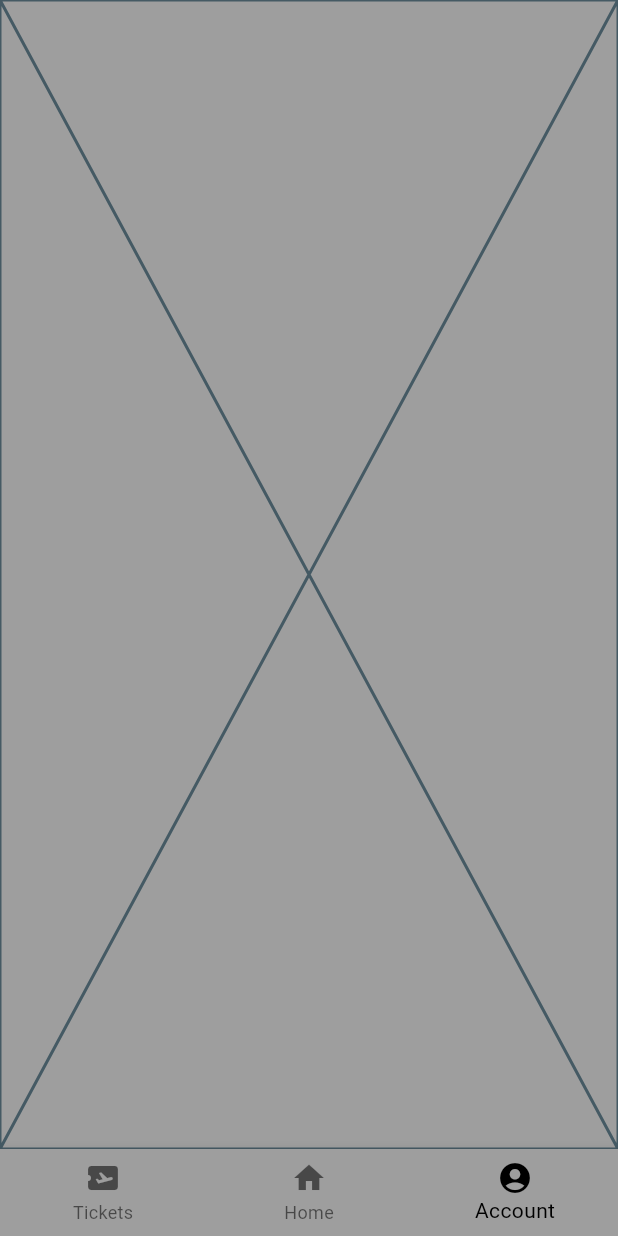
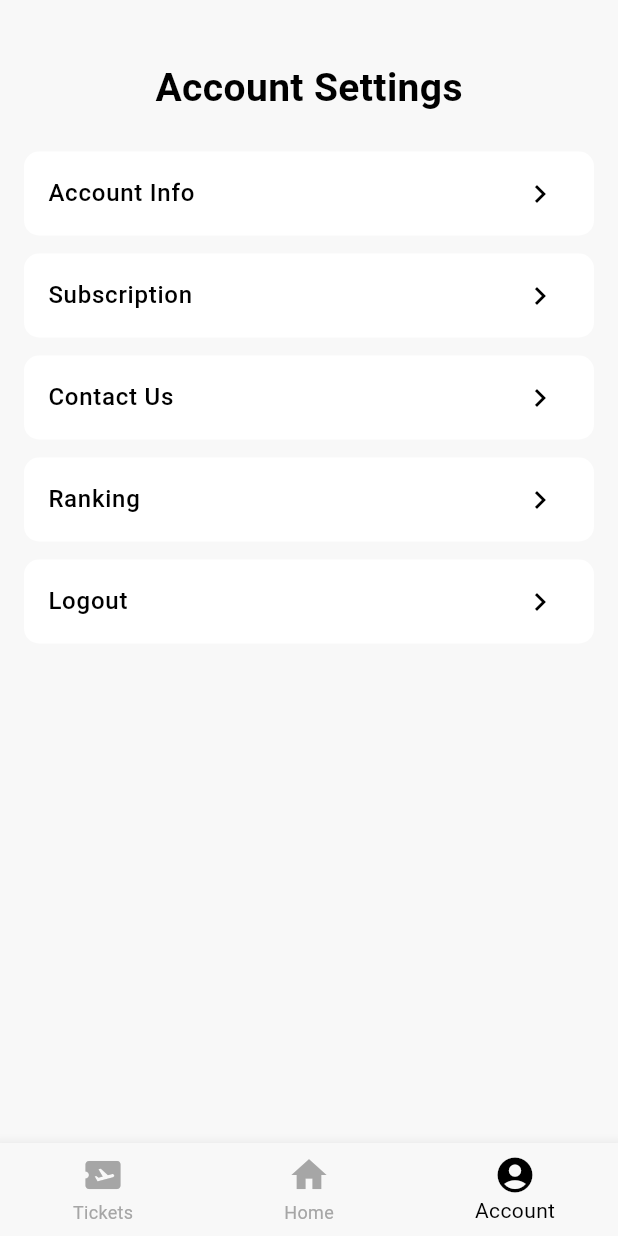
Before and after one commit to LUCiv175/AURABUS, a Flutter app: the screen it shows after launch, item 3 of the bottom bar chosen, on a phone screen of 412 x 824 dp. Run offline on Flutter 3.47's test engine with Material 3 defaults, Android fonts, the phone set to English and light mode, and no system bars; our stand-ins replace google_maps_flutter.

Commit message:
Implement Account Page with expandable menus and improved theme styling

```diff
--- a/frontend/lib/app.dart
+++ b/frontend/lib/app.dart
@@ -1,4 +1,3 @@
-// lib/app.dart
 import 'package:flutter/material.dart';
 import 'package:aurabus/features/home/presentation/home_page.dart';
 
@@ -10,16 +9,16 @@ class MyApp extends StatelessWidget {
     return MaterialApp(
       title: 'AuraBus',
       theme: ThemeData(
-        colorScheme: const ColorScheme(
-          brightness: Brightness.light,
+        scaffoldBackgroundColor: const Color(0xFFF8F8F8),
+        colorScheme: const ColorScheme.light(
           primary: Colors.black,
-          onPrimary: Colors.black,
-          secondary: Colors.grey,
-          onSecondary: Colors.black,
-          error: Colors.red,
-          onError: Colors.black,
-          surface: Colors.grey,
-          onSurface: Colors.black,
+          surface: Colors.white,
+          secondary: Color(0xFF808080),
+        ),
+        bottomNavigationBarTheme: const BottomNavigationBarThemeData(
+          backgroundColor: Color(0xFFF8F8F8),
+          selectedItemColor: Colors.black,
+          unselectedItemColor: Color(0xFFA6A6A6),
         ),
       ),
       home: const HomePage(),
--- a/frontend/lib/core/providers/app_state.dart
+++ b/frontend/lib/core/providers/app_state.dart
@@ -52,7 +52,9 @@ class MyAppState extends ChangeNotifier {
         newMarkers.add(marker);
       }
       _markers = newMarkers;
-      debugPrint("Marker caricati con successo nello Stato: ${_markers.length}");
+      debugPrint(
+        "Marker caricati con successo nello Stato: ${_markers.length}",
+      );
     } catch (e) {
       debugPrint("🚨 ERRORE nel caricamento/parsing dei marker: $e");
     }
--- /dev/null
+++ b/frontend/lib/features/account/presentation/account_page.dart
@@ -0,0 +1,255 @@
+import 'package:flutter/material.dart';
+import 'package:aurabus/features/account/widgets/account_section.dart';
+
+class AccountPage extends StatefulWidget {
+  const AccountPage({super.key});
+
+  @override
+  State<AccountPage> createState() => _AccountPageState();
+}
+
+class _AccountPageState extends State<AccountPage> {
+  final Set<int> expandedSections = {};
+  bool busNotificationEnabled = true;
+
+  void toggleSection(int index) {
+    setState(() {
+      if (expandedSections.contains(index)) {
+        expandedSections.remove(index);
+      } else {
+        expandedSections.add(index);
+      }
+    });
+  }
+
+  @override
+  Widget build(BuildContext context) {
+    return Scaffold(
+      backgroundColor: const Color(0xFFF8F8F8),
+      body: SafeArea(
+        child: SingleChildScrollView(
+          padding: const EdgeInsets.symmetric(vertical: 24.0, horizontal: 16.0),
+          child: Column(
+            children: [
+              const SizedBox(height: 16),
+              const Text(
+                'Account Settings',
+                style: TextStyle(fontSize: 26, fontWeight: FontWeight.bold),
+              ),
+              const SizedBox(height: 24),
+
+              AccountSection(
+                title: 'Account Info',
+                isExpanded: expandedSections.contains(0),
+                onTap: () => toggleSection(0),
+                child: Column(
+                  crossAxisAlignment: CrossAxisAlignment.start,
+                  children: [
+                    Row(
+                      children: [
+                        const CircleAvatar(
+                          radius: 28,
+                          backgroundImage: AssetImage('assets/profile_pic.png'),
+                        ),
+                        const SizedBox(width: 12),
+                        Column(
+                          crossAxisAlignment: CrossAxisAlignment.start,
+                          children: const [
+                            Text(
+                              'John Doe',
+                              style: TextStyle(
+                                fontWeight: FontWeight.bold,
+                                fontSize: 16,
+                              ),
+                            ),
+                            Text(
+                              'Edit your profile picture',
+                              style: TextStyle(
+                                fontSize: 12,
+                                color: Colors.black54,
+                              ),
+                            ),
+                          ],
+                        ),
+                      ],
+                    ),
+                    const SizedBox(height: 16),
+                    const Text(
+                      'Settings',
+                      style: TextStyle(
+                        fontWeight: FontWeight.bold,
+                        fontSize: 14,
+                      ),
+                    ),
+                    const SizedBox(height: 8),
+                    Row(
+                      mainAxisAlignment: MainAxisAlignment.spaceBetween,
+                      children: [
+                        Text('Bus Coming Notification'),
+                        Switch(
+                          value: busNotificationEnabled,
+                          onChanged: (value) {
+                            setState(() => busNotificationEnabled = value);
+                          },
+                        ),
+                      ],
+                    ),
+                    const SizedBox(height: 8),
+                  ],
+                ),
+              ),
+
+              const SizedBox(height: 12),
+
+              AccountSection(
+                title: 'Subscription',
+                isExpanded: expandedSections.contains(1),
+                onTap: () => toggleSection(1),
+                child: Column(
+                  crossAxisAlignment: CrossAxisAlignment.start,
+                  children: [
+                    Row(
+                      crossAxisAlignment: CrossAxisAlignment.start,
+                      mainAxisAlignment: MainAxisAlignment.spaceBetween,
+                      children: [
+                        Text(
+                          'LIBERA CIRCOLAZIONE UNITN',
+                          style: TextStyle(
+                            fontWeight: FontWeight.bold,
+                            fontSize: 16,
+                          ),
+                        ),
+
+                        const Icon(
+                          Icons.qr_code_2_rounded,
+                          size: 40,
+                          color: Colors.black,
+                        ),
+                      ],
+                    ),
+                    const SizedBox(height: 12),
+
+                    const Row(
+                      mainAxisAlignment: MainAxisAlignment.spaceBetween,
+                      children: [Text('Code:'), Text('00000')],
+                    ),
+                    const SizedBox(height: 4),
+
+                    Row(
+                      mainAxisAlignment: MainAxisAlignment.spaceBetween,
+                      children: const [
+                        Text('Status:'),
+                        Text(
+                          'Valid',
+                          style: TextStyle(
+                            color: Colors.green,
+                            fontWeight: FontWeight.bold,
+                          ),
+                        ),
+                      ],
+                    ),
+                    const SizedBox(height: 4),
+
+                    const Row(
+                      mainAxisAlignment: MainAxisAlignment.spaceBetween,
+                      children: [
+                        Text('Type:'),
+                        Text(
+                          'Libera circolazione UNITN',
+                          style: TextStyle(fontWeight: FontWeight.bold),
+                        ),
+                      ],
+                    ),
+                    const SizedBox(height: 4),
+
+                    const Row(
+                      mainAxisAlignment: MainAxisAlignment.spaceBetween,
+                      children: [Text('Start date:'), Text('01/09/2025')],
+                    ),
+                    const SizedBox(height: 4),
+
+                    const Row(
+                      mainAxisAlignment: MainAxisAlignment.spaceBetween,
+                      children: [Text('Expiration Date:'), Text('31/08/2026')],
+                    ),
+                  ],
+                ),
+              ),
+
+              const SizedBox(height: 12),
+
+              AccountSection(
+                title: 'Contact Us',
+                isExpanded: expandedSections.contains(2),
+                onTap: () => toggleSection(2),
+                child: Column(
+                  crossAxisAlignment: CrossAxisAlignment.start,
+                  children: [
+                    Row(
+                      children: const [
+                        Icon(
+                          Icons.email_outlined,
+                          size: 20,
+                          color: Colors.black54,
+                        ),
+                        SizedBox(width: 8),
+                        Text(
+                          'support@aurabus.com',
+                          style: TextStyle(fontSize: 14),
+                        ),
+                      ],
+                    ),
+                    const SizedBox(height: 8),
+                    Row(
+                      children: const [
+                        Icon(Icons.phone, size: 20, color: Colors.black54),
+                        SizedBox(width: 8),
+                        Text(
+                          '+39 333 123 4567',
+                          style: TextStyle(fontSize: 14),
+                        ),
+                      ],
+                    ),
+                    const SizedBox(height: 8),
+                    Row(
+                      children: const [
+                        Icon(
+                          Icons.camera_alt_outlined,
+                          size: 20,
+                          color: Colors.black54,
+                        ),
+                        SizedBox(width: 8),
+                        Text(
+                          '@aurabus_official',
+                          style: TextStyle(fontSize: 14),
+                        ),
+                      ],
+                    ),
+                  ],
+                ),
+              ),
+
+              const SizedBox(height: 12),
+
+              AccountSection(
+                title: 'Ranking',
+                isExpanded: expandedSections.contains(3),
+                onTap: () => toggleSection(3),
+              ),
+
+              const SizedBox(height: 12),
+
+              AccountSection(
+                title: 'Logout',
+                isExpanded: false,
+                onTap: () {
+                  // Handle logout action
+                },
+              ),
+            ],
+          ),
+        ),
+      ),
+    );
+  }
+}
--- /dev/null
+++ b/frontend/lib/features/account/widgets/account_section.dart
@@ -0,0 +1,64 @@
+import 'package:flutter/material.dart';
+
+class AccountSection extends StatelessWidget {
+  final String title;
+  final bool isExpanded;
+  final VoidCallback onTap;
+  final Widget? child;
+
+  const AccountSection({
+    super.key,
+    required this.title,
+    required this.isExpanded,
+    required this.onTap,
+    this.child,
+  });
+
+  @override
+  Widget build(BuildContext context) {
+    return AnimatedContainer(
+      duration: const Duration(milliseconds: 250),
+      curve: Curves.easeInOut,
+      decoration: BoxDecoration(
+        color: Colors.white,
+        borderRadius: BorderRadius.circular(10),
+        boxShadow: [
+          if (isExpanded)
+            BoxShadow(
+              color: Colors.black.withValues(alpha: .1),
+              blurRadius: 5,
+              offset: const Offset(0, 3),
+            ),
+        ],
+      ),
+      child: Column(
+        children: [
+          ListTile(
+            title: Text(
+              title,
+              style: const TextStyle(fontWeight: FontWeight.w500),
+            ),
+            trailing: Icon(
+              isExpanded ? Icons.expand_less : Icons.chevron_right,
+              color: Colors.black,
+            ),
+            onTap: onTap,
+          ),
+          AnimatedSize(
+            duration: const Duration(milliseconds: 250),
+            curve: Curves.easeInOut,
+            child: isExpanded && child != null
+                ? Padding(
+                    padding: const EdgeInsets.symmetric(
+                      horizontal: 16.0,
+                      vertical: 8.0,
+                    ),
+                    child: child,
+                  )
+                : const SizedBox.shrink(),
+          ),
+        ],
+      ),
+    );
+  }
+}
--- a/frontend/lib/features/home/presentation/home_page.dart
+++ b/frontend/lib/features/home/presentation/home_page.dart
@@ -2,6 +2,7 @@
 import 'package:flutter/material.dart';
 import 'package:aurabus/features/map/presentation/map_screen.dart';
 import 'package:aurabus/features/tickets/presentation/ticket_page.dart';
+import 'package:aurabus/features/account/presentation/account_page.dart';
 
 class HomePage extends StatefulWidget {
   const HomePage({super.key});
@@ -15,7 +16,7 @@ class _HomePageState extends State<HomePage> {
   static const List<Widget> _widgetOptions = <Widget>[
     TicketPage(),
     MapScreen(),
-    Placeholder(),
+    AccountPage(),
   ];
 
   void _onItemTapped(int index) {
@@ -34,12 +35,15 @@ class _HomePageState extends State<HomePage> {
         onTap: _onItemTapped,
         items: const [
           BottomNavigationBarItem(
-            icon: Icon(Icons.airplane_ticket),
+            icon: Icon(Icons.airplane_ticket, size: 28),
             label: 'Tickets',
           ),
-          BottomNavigationBarItem(icon: Icon(Icons.home), label: 'Home'),
           BottomNavigationBarItem(
-            icon: Icon(Icons.account_circle),
+            icon: Icon(Icons.home, size: 28),
+            label: 'Home',
+          ),
+          BottomNavigationBarItem(
+            icon: Icon(Icons.account_circle, size: 28),
             label: 'Account',
           ),
         ],
--- a/frontend/lib/features/tickets/presentation/ticket_page.dart
+++ b/frontend/lib/features/tickets/presentation/ticket_page.dart
@@ -21,7 +21,8 @@ class TicketPage extends StatelessWidget {
               const TicketCard(),
               const SizedBox(height: 20),
               const TicketCard(),
-              const SizedBox(height: 40),
+              const SizedBox(height: 20),
+              const TicketCard(),
             ],
           ),
         ),
```
Also changed, not shown: frontend/assets/profile_pic.png (added), frontend/assets/subscription_qr.png (added), frontend/assets/ticket_icon.png (added).
